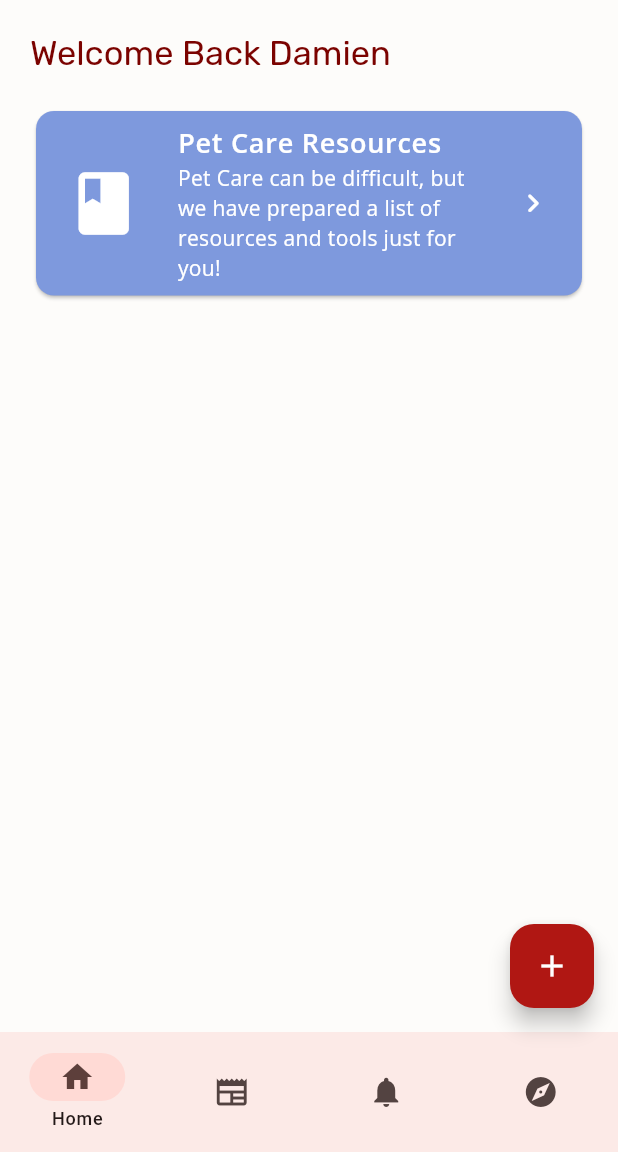
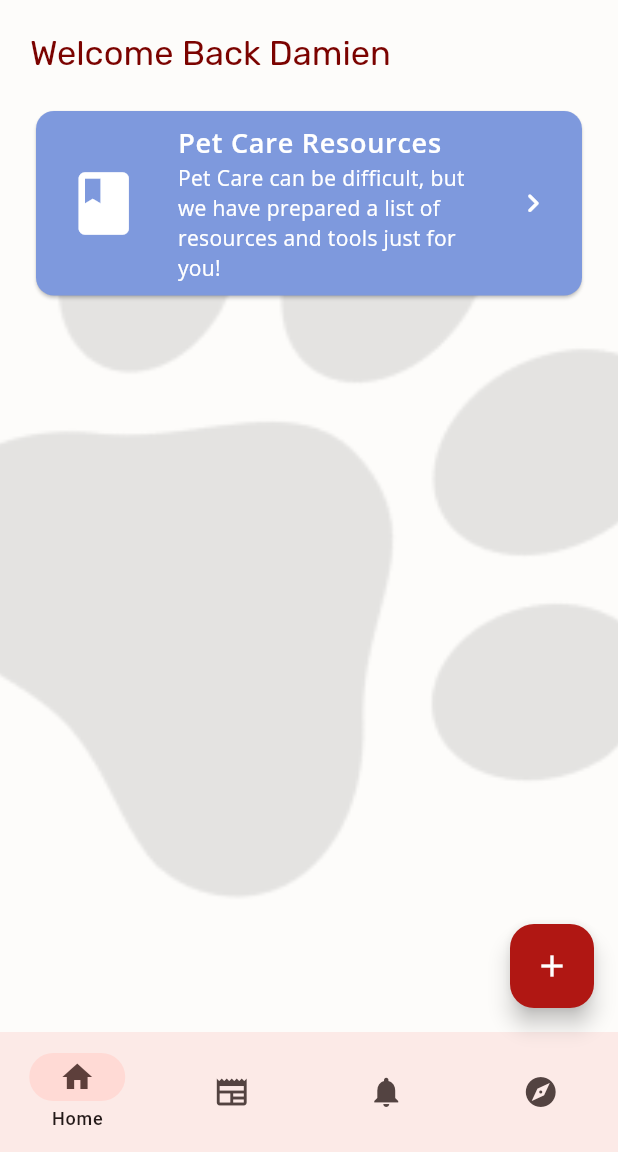
Before and after one commit to LunarEclipz/WagTrack, a Flutter app: the screen it shows once a user with an empty profile is signed in, on a phone screen of 412 x 824 dp, the part 84-1236 px from its top. Run offline on Flutter 3.47's test engine with Material 3 defaults, Android fonts, the phone set to English and light mode, and no system bars; our stand-ins replace firebase_auth, firebase_core, google_fonts, google_sign_in; missing offline and left inert: flutter_facebook_auth; accounts and stored records are empty.

Commit message:
feat: added background image wrapper

```diff
--- a/lib/screens/home/home.dart
+++ b/lib/screens/home/home.dart
@@ -1,5 +1,6 @@
 import 'package:flutter/material.dart';
 import 'package:wagtrack/screens/settings/app_settings.dart';
+import 'package:wagtrack/shared/background_img.dart';
 import 'package:wagtrack/shared/components/call_to_action.dart';
 import 'package:wagtrack/shared/themes.dart';
 
@@ -19,7 +20,6 @@ class _HomeState extends State<Home> {
   @override
   Widget build(BuildContext context) {
     final TextTheme textStyles = Theme.of(context).textTheme;
-    final ColorScheme colorScheme = Theme.of(context).colorScheme;
 
     return Scaffold(
       // App Bar
@@ -62,7 +62,8 @@ class _HomeState extends State<Home> {
         ],
       ),
       // Body
-      body: SingleChildScrollView(
+      body: BackgroundImageWrapper(
+        child: SingleChildScrollView(
           physics: const BouncingScrollPhysics(),
           child: Padding(
             padding: const EdgeInsets.all(20.0),
@@ -83,8 +84,9 @@ class _HomeState extends State<Home> {
                         "Pet Care can be difficult, but we have prepared a list of resources and tools just for you! ",
                     color: AppTheme.customColors.pastelBlue,
                     onTap: () {},
-                )
+                  ),
                 ]),
+          ),
         ),
       ),
       // Floating Action Button
--- /dev/null
+++ b/lib/shared/background_img.dart
@@ -0,0 +1,24 @@
+import 'package:flutter/widgets.dart';
+
+class BackgroundImageWrapper extends StatelessWidget {
+  final Widget child;
+
+  const BackgroundImageWrapper({super.key, required this.child});
+
+  @override
+  Widget build(BuildContext context) {
+    final screenHeight = MediaQuery.of(context).size.height;
+
+    return Container(
+      height: screenHeight,
+      decoration: const BoxDecoration(
+        image: DecorationImage(
+          // Needs to be an SVG for higher definition
+          image: AssetImage('assets/background.png'),
+          fit: BoxFit.cover,
+        ),
+      ),
+      child: child,
+    );
+  }
+}
--- a/lib/shared/components/call_to_action.dart
+++ b/lib/shared/components/call_to_action.dart
@@ -1,6 +1,4 @@
-import 'package:flutter/foundation.dart';
 import 'package:flutter/material.dart';
-import 'package:flutter/widgets.dart';
 
 class CallToActionButton extends StatelessWidget {
   final IconData icon;
```
Also changed, not shown: assets/background.png (added). Lines whose indentation alone changed are shown as unchanged.
